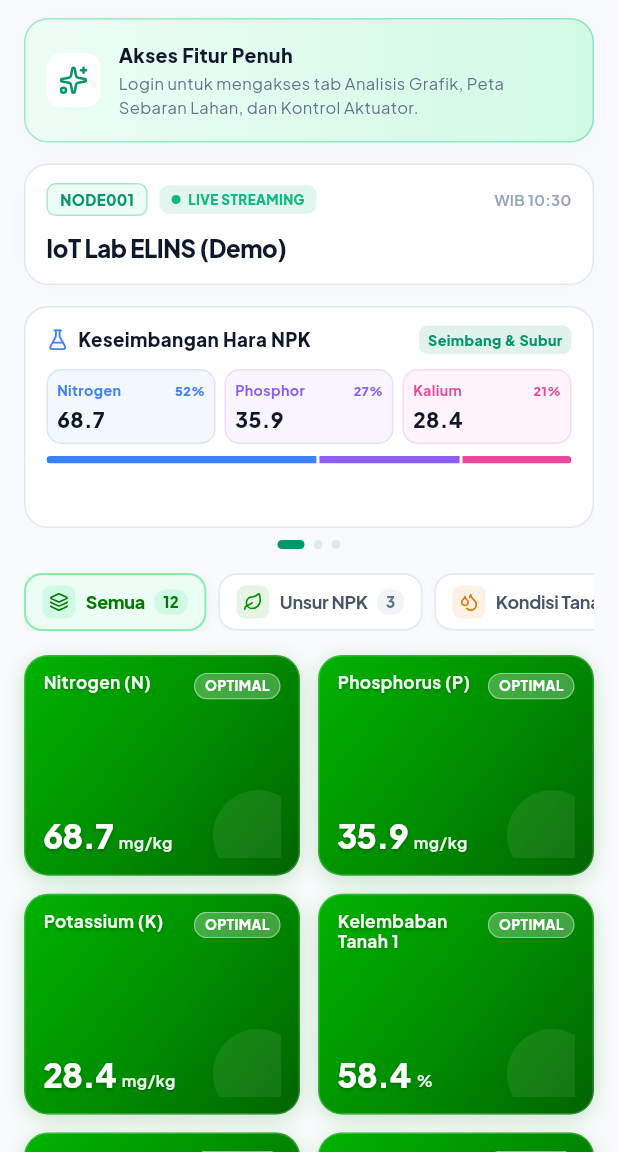
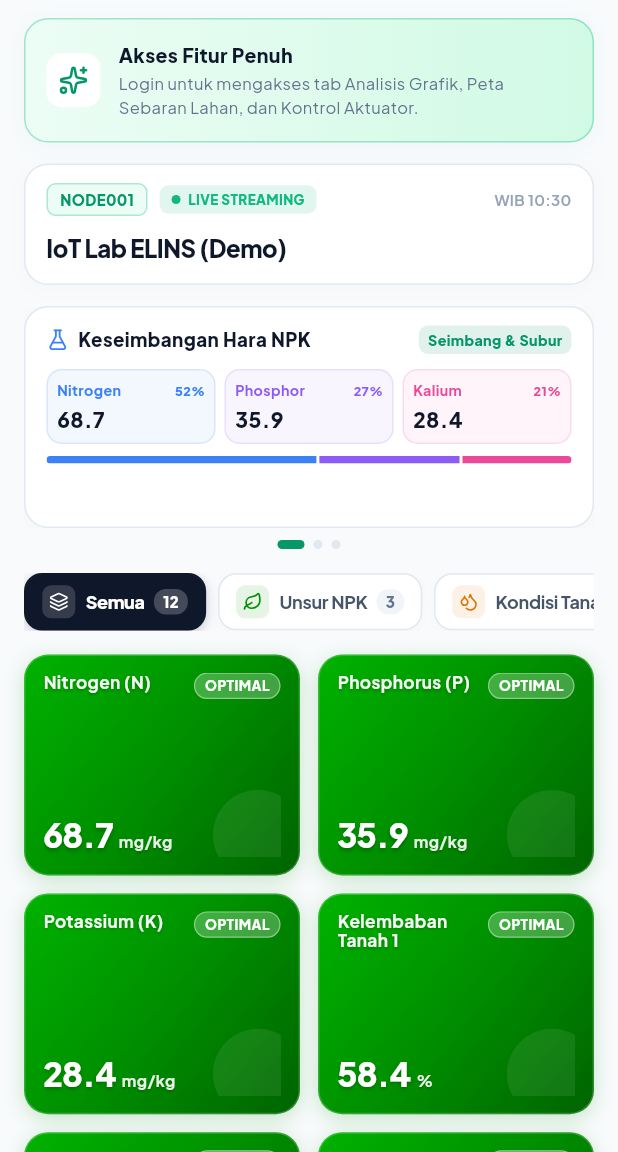
Before and after one commit to hanifnugrahaa/gconnect2026-mobile, a Flutter app: the screen it shows after launch, on a phone screen of 412 x 824 dp, the part 84-1236 px from its top. Run offline on Flutter 3.47's test engine with Material 3 defaults, Android fonts, the phone set to English and light mode, and no system bars; our stand-ins replace fl_chart, flutter_map, flutter_riverpod, flutter_secure_storage, google_fonts, latlong2 and 2 more; network calls fail.

Commit message:
style(dashboard): switch active category pill to modern obsidian dark slate #0F172A

```diff
--- a/lib/presentation/screens/guest_dashboard_screen.dart
+++ b/lib/presentation/screens/guest_dashboard_screen.dart
@@ -329,16 +329,16 @@ class _GuestDashboardScreenState extends ConsumerState<GuestDashboardScreen> {
         curve: Curves.easeInOut,
         padding: const EdgeInsets.symmetric(horizontal: 11, vertical: 7),
         decoration: BoxDecoration(
-          color: isSelected ? const Color(0xFFECFDF5) : Colors.white,
+          color: isSelected ? const Color(0xFF0F172A) : Colors.white,
           borderRadius: BorderRadius.circular(12),
           border: Border.all(
-            color: isSelected ? const Color(0xFF86EFAC) : const Color(0xFFE2E8F0),
-            width: isSelected ? 1.3 : 1,
+            color: isSelected ? const Color(0xFF0F172A) : const Color(0xFFE2E8F0),
+            width: isSelected ? 1.2 : 1,
           ),
           boxShadow: [
             if (isSelected)
               BoxShadow(
-                color: const Color(0xFF008F00).withOpacity(0.08),
+                color: const Color(0xFF0F172A).withOpacity(0.20),
                 blurRadius: 6,
                 offset: const Offset(0, 2),
               )
@@ -357,13 +357,13 @@ class _GuestDashboardScreenState extends ConsumerState<GuestDashboardScreen> {
             Container(
               padding: const EdgeInsets.all(4.5),
               decoration: BoxDecoration(
-                color: isSelected ? const Color(0xFFD1FAE5) : accentColor.withOpacity(0.10),
+                color: isSelected ? Colors.white.withOpacity(0.16) : accentColor.withOpacity(0.10),
                 borderRadius: BorderRadius.circular(6),
               ),
               child: Icon(
                 icon,
                 size: 13,
-                color: isSelected ? const Color(0xFF007A00) : accentColor,
+                color: isSelected ? Colors.white : accentColor,
               ),
             ),
             const SizedBox(width: 7),
@@ -374,7 +374,7 @@ class _GuestDashboardScreenState extends ConsumerState<GuestDashboardScreen> {
               style: TextStyle(
                 fontSize: 12,
                 fontWeight: isSelected ? FontWeight.w800 : FontWeight.w700,
-                color: isSelected ? const Color(0xFF007A00) : const Color(0xFF475569),
+                color: isSelected ? Colors.white : const Color(0xFF475569),
                 letterSpacing: -0.2,
               ),
             ),
@@ -384,7 +384,7 @@ class _GuestDashboardScreenState extends ConsumerState<GuestDashboardScreen> {
             Container(
               padding: const EdgeInsets.symmetric(horizontal: 6, vertical: 1.5),
               decoration: BoxDecoration(
-                color: isSelected ? const Color(0xFFD1FAE5) : const Color(0xFFF1F5F9),
+                color: isSelected ? Colors.white.withOpacity(0.22) : const Color(0xFFF1F5F9),
                 borderRadius: BorderRadius.circular(8),
               ),
               child: Text(
@@ -392,7 +392,7 @@ class _GuestDashboardScreenState extends ConsumerState<GuestDashboardScreen> {
                 style: TextStyle(
                   fontSize: 10,
                   fontWeight: FontWeight.w800,
-                  color: isSelected ? const Color(0xFF007A00) : const Color(0xFF64748B),
+                  color: isSelected ? Colors.white : const Color(0xFF64748B),
                 ),
               ),
             ),
```
Also changed, not shown: lib/presentation/screens/dashboard_screen.dart (+9 -9 lines).
